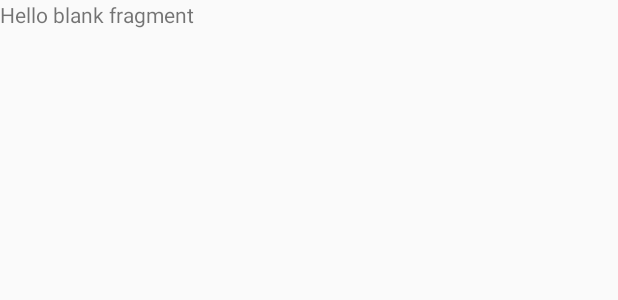
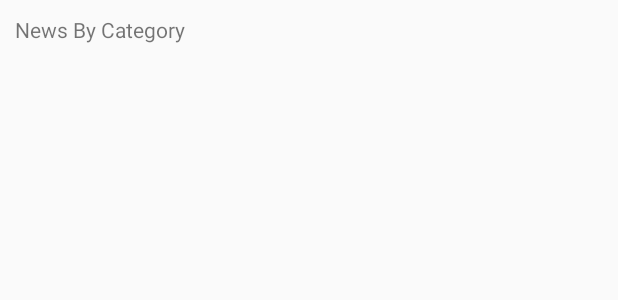
Before and after one commit to Tarlochan5268/INShareApp, an Android app: the layout fragment_news.xml on its own in the app's theme, with its tools: preview values and no code run, on a phone screen of 412 x 824 dp. Shown: the top 300 px of the screen. Run offline under Robolectric (Android 15) with nearby library versions, the light colour scheme and no system bars.

Commit message:
[Kishore] - Creating UI for NewsFragment and have added a heading for chosing filters. Creating filters for news.

```diff
--- a/app/src/main/java/com/kishorenarang/api/BreakingAPI.kt
+++ b/app/src/main/java/com/kishorenarang/api/BreakingAPI.kt
@@ -32,6 +32,31 @@ class BreakingAPI
 
 
     }
+
+    suspend fun callToApi(url:String) : String
+    {
+        var returner = ""
+
+        val client = OkHttpClient()
+        val request = Request.Builder().build()
+        client.newCall(request).enqueue(object : Callback {
+            override fun onFailure(call: Call, e: IOException) {
+                Log.e(TAG, "onFailure: Failed due to a reason "+e.toString() )
+            }
+
+            override fun onResponse(call: Call, response: Response) {
+
+               returner = response.body!!.string()
+            }
+
+        })
+
+        return returner
+    }
+
+
+
+
 
     fun call(url:String):String
     {
--- a/app/src/main/res/layout/fragment_news.xml
+++ b/app/src/main/res/layout/fragment_news.xml
@@ -1,14 +1,38 @@
 <?xml version="1.0" encoding="utf-8"?>
-<FrameLayout xmlns:android="http://schemas.android.com/apk/res/android"
+<androidx.constraintlayout.widget.ConstraintLayout xmlns:android="http://schemas.android.com/apk/res/android"
+    xmlns:app="http://schemas.android.com/apk/res-auto"
     xmlns:tools="http://schemas.android.com/tools"
     android:layout_width="match_parent"
     android:layout_height="match_parent"
+
     tools:context=".NewsFragment">
 
-    <!-- TODO: Update blank fragment layout -->
     <TextView
+        android:id="@+id/filter_text"
         android:layout_width="match_parent"
-        android:layout_height="match_parent"
-        android:text="@string/hello_blank_fragment" />
+        android:layout_height="wrap_content"
+        android:padding="10dp"
+        android:text="@string/filter_text"
 
-</FrameLayout>
+        app:layout_constraintEnd_toEndOf="parent"
+        app:layout_constraintStart_toStartOf="parent"
+        app:layout_constraintTop_toTopOf="parent"
+        />
+
+
+
+    <com.google.android.material.chip.ChipGroup
+        android:id="@+id/filter"
+        android:layout_width="match_parent"
+        android:layout_height="wrap_content"
+        app:layout_constraintEnd_toEndOf="parent"
+        android:padding="10dp"
+        app:layout_constraintStart_toStartOf="parent"
+        app:layout_constraintTop_toBottomOf="@id/filter_text"
+        app:singleLine="true">
+
+    </com.google.android.material.chip.ChipGroup>
+
+
+
+</androidx.constraintlayout.widget.ConstraintLayout>
--- a/app/src/main/res/values/strings.xml
+++ b/app/src/main/res/values/strings.xml
@@ -7,4 +7,8 @@
     <string name="hello_blank_fragment">Hello blank fragment</string>
     <string name="news">News</string>
     <string name="history">History</string>
+
+    <!--Resources by Kishore Narang-->
+    <string name="filter_text">News By Category</string>
+
 </resources>
```
